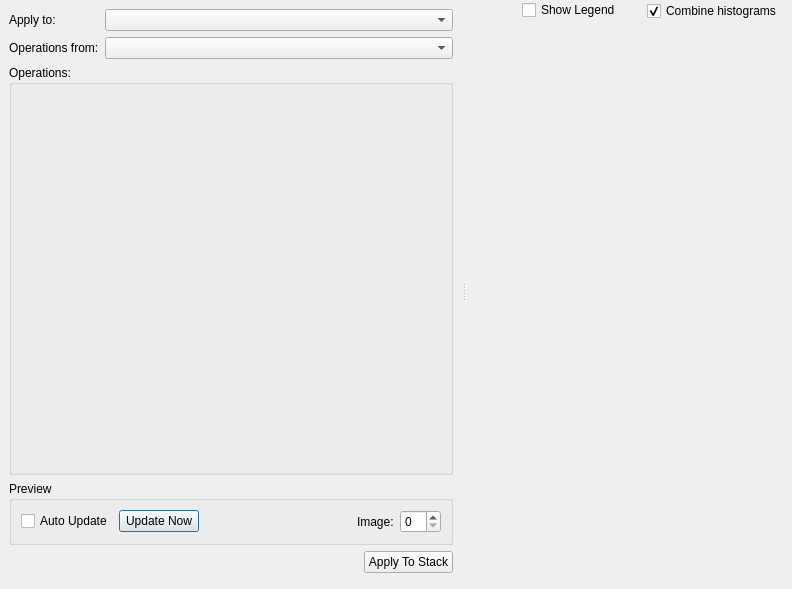
mantidproject/mantidimaging, file mantidimaging/gui/ui/op_history_copy_dialog.ui: the form before one commit.
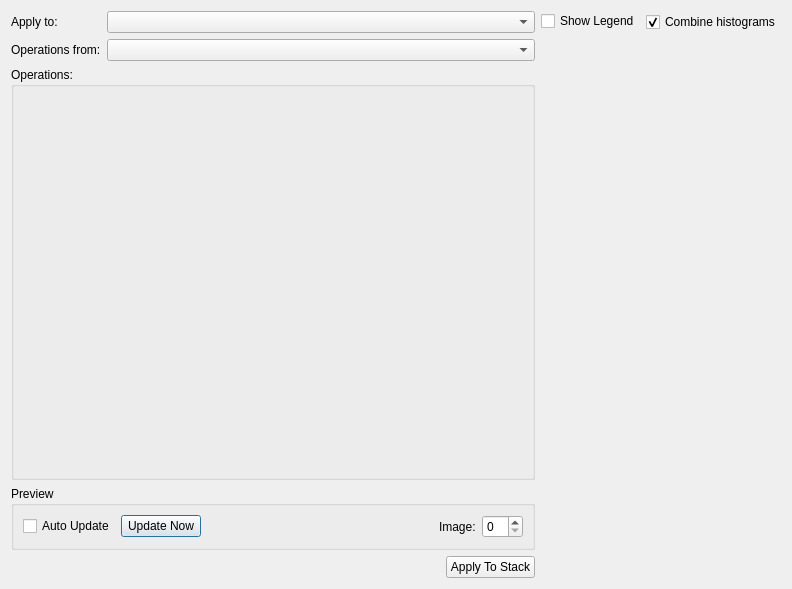
The form after the commit. Custom widgets are drawn as their Qt base class.

Commit message: Simplify and improve layout

```diff
--- a/mantidimaging/gui/ui/op_history_copy_dialog.ui
+++ b/mantidimaging/gui/ui/op_history_copy_dialog.ui
@@ -10,55 +10,22 @@
     <height>589</height>
    </rect>
   </property>
+  <property name="sizePolicy">
+   <sizepolicy hsizetype="Preferred" vsizetype="Preferred">
+    <horstretch>0</horstretch>
+    <verstretch>0</verstretch>
+   </sizepolicy>
+  </property>
   <property name="windowTitle">
    <string>Copy stack history</string>
   </property>
-  <widget class="QWidget" name="widget" native="true">
-   <property name="geometry">
-    <rect>
-     <x>0</x>
-     <y>0</y>
-     <width>791</width>
-     <height>591</height>
-    </rect>
-   </property>
-   <property name="sizePolicy">
-    <sizepolicy hsizetype="Expanding" vsizetype="Expanding">
-     <horstretch>0</horstretch>
-     <verstretch>0</verstretch>
-    </sizepolicy>
-   </property>
-   <widget class="QSplitter" name="splitter">
-    <property name="geometry">
-     <rect>
-      <x>0</x>
-      <y>0</y>
-      <width>782</width>
-      <height>582</height>
-     </rect>
-    </property>
-    <property name="orientation">
-     <enum>Qt::Horizontal</enum>
-    </property>
-    <property name="opaqueResize">
-     <bool>true</bool>
-    </property>
-    <property name="childrenCollapsible">
-     <bool>true</bool>
-    </property>
-    <widget class="QWidget" name="layoutWidget_3">
-     <layout class="QVBoxLayout" name="filterLayout">
-      <property name="sizeConstraint">
-       <enum>QLayout::SetDefaultConstraint</enum>
-      </property>
-      <property name="margin">
-       <number>9</number>
-      </property>
+  <layout class="QHBoxLayout" name="horizontalLayout_2">
       <item>
-       <layout class="QFormLayout" name="optionsLayout">
-        <property name="fieldGrowthPolicy">
-         <enum>QFormLayout::AllNonFixedFieldsGrow</enum>
-        </property>
+    <layout class="QHBoxLayout" name="horizontalLayout">
+     <item>
+      <layout class="QVBoxLayout" name="verticalLayout">
+       <item>
+        <layout class="QFormLayout" name="formLayout">
         <item row="0" column="0">
          <widget class="QLabel" name="stackTargetLabel">
           <property name="text">
@@ -69,7 +36,19 @@
         <item row="0" column="1">
          <widget class="StackSelectorWidgetView" name="stackTargetSelector"/>
         </item>
-        <item row="2" column="0" colspan="2">
+         <item row="1" column="0">
+          <widget class="QLabel" name="stackSourceLabel">
+           <property name="text">
+            <string>Operations from:</string>
+           </property>
+          </widget>
+         </item>
+         <item row="1" column="1">
+          <widget class="StackSelectorWidgetView" name="stackSourceSelector"/>
+         </item>
+        </layout>
+       </item>
+       <item>
          <widget class="QGroupBox" name="operationsContainer">
           <property name="sizePolicy">
            <sizepolicy hsizetype="Expanding" vsizetype="Expanding">
@@ -84,13 +63,16 @@
            <bool>false</bool>
           </property>
           <layout class="QFormLayout" name="filterPropertiesLayout_2">
+          <property name="sizeConstraint">
+           <enum>QLayout::SetMinimumSize</enum>
+          </property>
            <property name="fieldGrowthPolicy">
             <enum>QFormLayout::AllNonFixedFieldsGrow</enum>
            </property>
           </layout>
          </widget>
         </item>
-        <item row="3" column="0" colspan="2">
+       <item>
          <widget class="QGroupBox" name="previewPropertiesContainer">
           <property name="title">
            <string>Preview</string>
@@ -142,18 +124,6 @@
           </layout>
          </widget>
         </item>
-        <item row="1" column="0">
-         <widget class="QLabel" name="stackSourceLabel">
-          <property name="text">
-           <string>Operations from:</string>
-          </property>
-         </widget>
-        </item>
-        <item row="1" column="1">
-         <widget class="StackSelectorWidgetView" name="stackSourceSelector"/>
-        </item>
-       </layout>
-      </item>
       <item>
        <layout class="QHBoxLayout" name="buttonLayout">
         <item>
@@ -179,8 +149,8 @@
        </layout>
       </item>
      </layout>
-    </widget>
-    <widget class="QWidget" name="layoutWidget_4">
+     </item>
+     <item>
      <layout class="QVBoxLayout" name="previewsPaneLayout">
       <item>
        <layout class="QHBoxLayout" name="previewsPaneToolbar">
@@ -231,9 +201,10 @@
        <layout class="QVBoxLayout" name="previewsLayout"/>
       </item>
      </layout>
-    </widget>
-   </widget>
-  </widget>
+     </item>
+    </layout>
+   </item>
+  </layout>
  </widget>
  <customwidgets>
   <customwidget>
```
Lines whose indentation alone changed are shown as unchanged. The commit also changes 1 other file.
